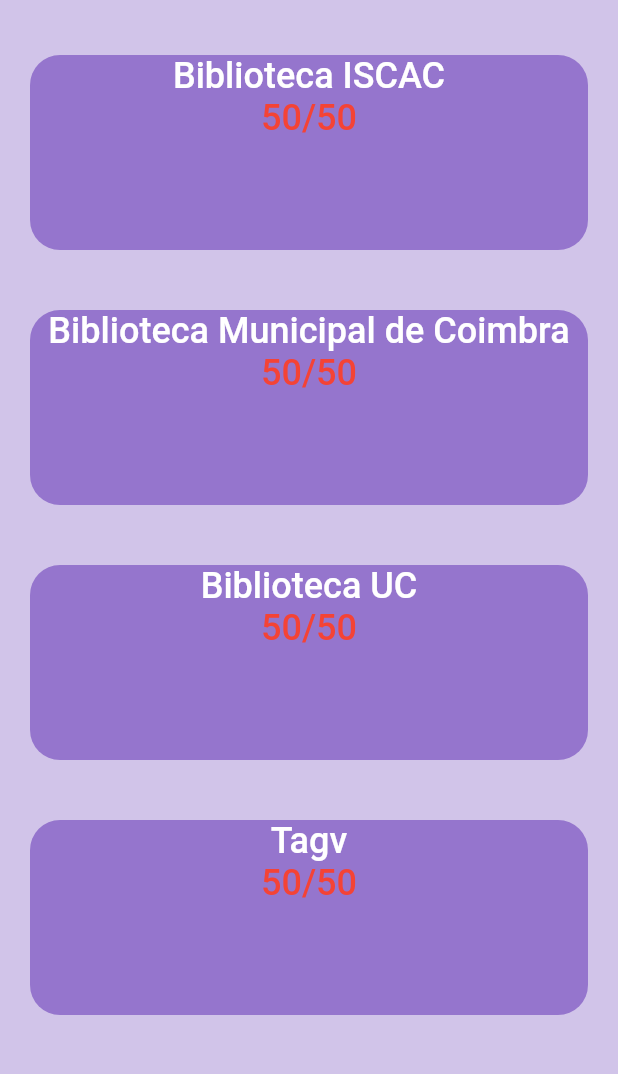
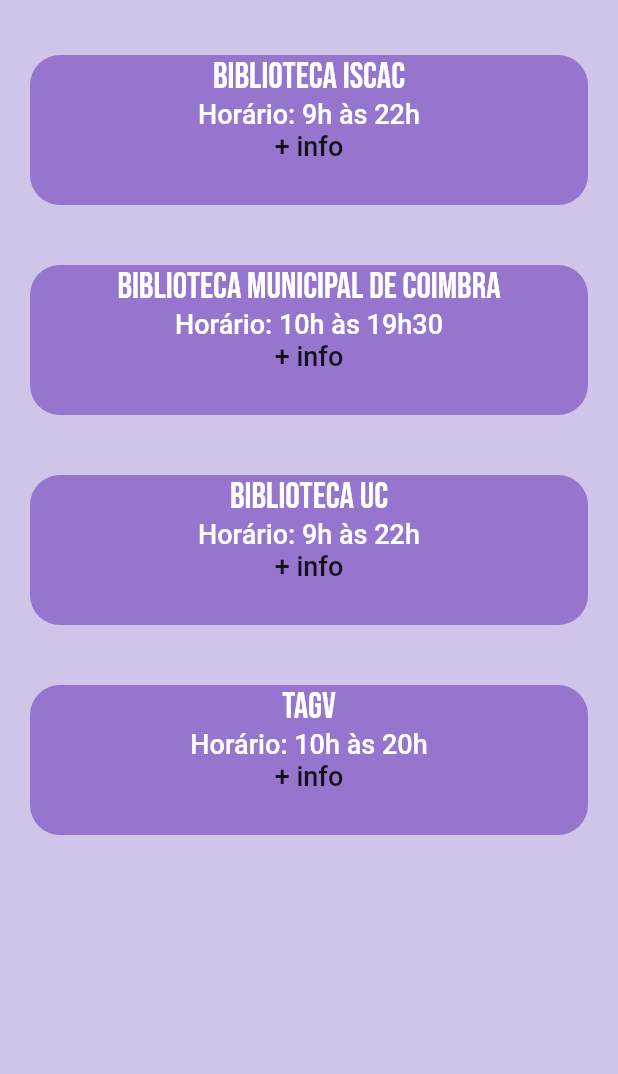
Before and after one commit to Place2Study/project_place2study, a Flutter app: the HomePage screen opened directly, on a phone screen of 412 x 824 dp, the part 59-1133 px from its top. Run offline on Flutter 3.47's test engine with Material 2 defaults, Android fonts, the phone set to English and light mode, and no system bars; our stand-ins replace firebase_auth, firebase_core, google_fonts; accounts and stored records are empty; network calls fail.

Commit message:
new updates 09/06/2022

```diff
--- a/lib/auth/main_page.dart
+++ b/lib/auth/main_page.dart
@@ -1,6 +1,7 @@
 import 'package:firebase_auth/firebase_auth.dart';
 import 'package:flutter/material.dart';
 import 'package:project_place2study/auth/auth_page.dart';
+import 'package:project_place2study/pages/login_page.dart';
 import '../pages/home_page.dart';
 
 class MainPage extends StatelessWidget {
@@ -13,7 +14,7 @@ class MainPage extends StatelessWidget {
         stream: FirebaseAuth.instance.authStateChanges(),
         builder: (context, snapshot){
           if(snapshot.hasData) {
-              return HomePage();
+            return LoginPage(showRegisterPage: () {  },);
           } else {
             return AuthPage();
           }
--- a/lib/main.dart
+++ b/lib/main.dart
@@ -1,5 +1,6 @@
 // ignore_for_file: prefer_const_constructors
 
+import 'package:firebase_auth/firebase_auth.dart';
 import 'package:flutter/material.dart';
 import 'package:firebase_core/firebase_core.dart';
 import 'package:project_place2study/auth/main_page.dart';
--- a/lib/pages/home_page.dart
+++ b/lib/pages/home_page.dart
@@ -1,5 +1,6 @@
 import 'package:firebase_auth/firebase_auth.dart';
 import 'package:flutter/material.dart';
+import 'package:google_fonts/google_fonts.dart';
 import 'package:project_place2study/second%20pages/bibliotecaiscac.dart';
 import 'package:project_place2study/second%20pages/bibliotecamunicipalcoimbra.dart';
 import 'package:project_place2study/second%20pages/bibliotecauc.dart';
@@ -53,12 +54,12 @@ class _HomePageState extends State<HomePage> {
                   },
 
                   child: Container(
-                    height: 130,
+                    height: 100,
                     color: Colors.deepPurple[300],
                     child: Column(
                       children: [
                         Text('Biblioteca ISCAC',
-                          style: TextStyle(
+                          style: GoogleFonts.bebasNeue(
                             color: Colors.white,
                             fontSize: 24,
                             fontWeight: FontWeight.w500,
@@ -66,10 +67,18 @@ class _HomePageState extends State<HomePage> {
                         ),
 
 
-                        Text('50/50',
+                        Text('Horário: 9h às 22h',
                           style: TextStyle(
-                            color: Colors.red,
-                            fontSize: 24,
+                            color: Colors.white,
+                            fontSize: 18,
+                            fontWeight: FontWeight.w500,
+                          ),
+                        ),
+
+                        Text('+ info',
+                          style: TextStyle(
+                            color: Colors.black87,
+                            fontSize: 18,
                             fontWeight: FontWeight.w500,
                           ),
                         ),
@@ -95,12 +104,12 @@ class _HomePageState extends State<HomePage> {
                   },
 
                   child: Container(
-                    height: 130,
+                    height: 100,
                     color: Colors.deepPurple[300],
                     child: Column(
                       children: [
                         Text('Biblioteca Municipal de Coimbra',
-                          style: TextStyle(
+                          style: GoogleFonts.bebasNeue(
                             color: Colors.white,
                             fontSize: 24,
                             fontWeight: FontWeight.w500,
@@ -108,10 +117,18 @@ class _HomePageState extends State<HomePage> {
                         ),
 
 
-                        Text('50/50',
+                        Text('Horário: 10h às 19h30',
                           style: TextStyle(
-                            color: Colors.red,
-                            fontSize: 24,
+                            color: Colors.white,
+                            fontSize: 18,
+                            fontWeight: FontWeight.w500,
+                          ),
+                        ),
+
+                        Text('+ info',
+                          style: TextStyle(
+                            color: Colors.black87,
+                            fontSize: 18,
                             fontWeight: FontWeight.w500,
                           ),
                         ),
@@ -137,12 +154,12 @@ class _HomePageState extends State<HomePage> {
                   },
 
                   child: Container(
-                    height: 130,
+                    height: 100,
                     color: Colors.deepPurple[300],
                     child: Column(
                       children: [
                         Text('Biblioteca UC',
-                          style: TextStyle(
+                          style: GoogleFonts.bebasNeue(
                             color: Colors.white,
                             fontSize: 24,
                             fontWeight: FontWeight.w500,
@@ -150,10 +167,18 @@ class _HomePageState extends State<HomePage> {
                         ),
 
 
-                        Text('50/50',
+                        Text('Horário: 9h às 22h',
                           style: TextStyle(
-                            color: Colors.red,
-                            fontSize: 24,
+                            color: Colors.white,
+                            fontSize: 18,
+                            fontWeight: FontWeight.w500,
+                          ),
+                        ),
+
+                        Text('+ info',
+                          style: TextStyle(
+                            color: Colors.black87,
+                            fontSize: 18,
                             fontWeight: FontWeight.w500,
                           ),
                         ),
@@ -179,23 +204,31 @@ class _HomePageState extends State<HomePage> {
                   },
 
                   child: Container(
-                    height: 130,
+                    height: 100,
                     color: Colors.deepPurple[300],
                     child: Column(
                       children: [
                         Text('Tagv',
-                          style: TextStyle(
+                          style: GoogleFonts.bebasNeue(
                             color: Colors.white,
                             fontSize: 24,
                             fontWeight: FontWeight.w500,
                           ),
                         ),
 
+                        Text('Horário: 10h às 20h',
+                          style: TextStyle(
+                            color: Colors.white,
+                            fontSize: 18,
+                            fontWeight: FontWeight.w500,
+                          ),
+                        ),
 
-                        Text('50/50',
+
+                        Text('+ info',
                           style: TextStyle(
-                            color: Colors.red,
-                            fontSize: 24,
+                            color: Colors.black87,
+                            fontSize: 18,
                             fontWeight: FontWeight.w500,
                           ),
                         ),
--- a/pubspec.yaml
+++ b/pubspec.yaml
@@ -35,7 +35,8 @@ dependencies:
   # Use with the CupertinoIcons class for iOS style icons.
   cupertino_icons: ^1.0.2
   google_fonts:
-  firebase_auth: ^3.3.14
+  firebase_auth: ^3.3.19
+  cloud_firestore:
 
 dev_dependencies:
   flutter_test:
```
Also changed, not shown: lib/pages/login_page.dart (+40 -13 lines), lib/pages/register_page.dart (+9 -1 lines), lib/auth/auth_page.dart (line endings or trailing spaces), pubspec.lock, 4 other files. Lines whose indentation alone changed are shown as unchanged.
